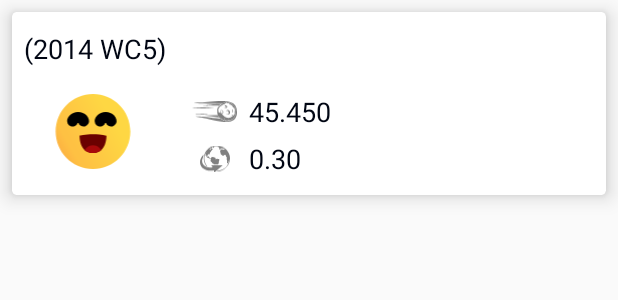
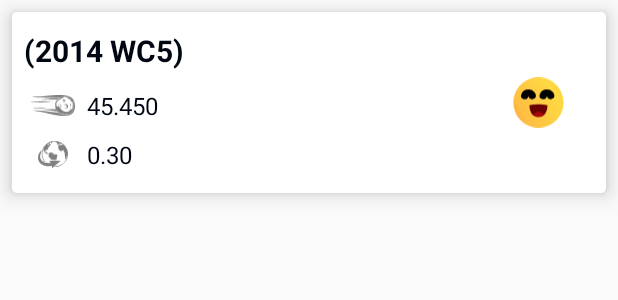
Before and after one commit to jesselima/AsteroidRadar, an Android app: the layout item_list_asteroids.xml on its own in the app's theme, with its tools: preview values and no code run, on a phone screen of 412 x 824 dp. Shown: the top 300 px of the screen. Run offline under Robolectric (Android 15) with nearby library versions, the light colour scheme and no system bars.

Commit message:
Changed: Item list layout - version 2.

```diff
--- a/app/src/main/res/layout/item_list_asteroids.xml
+++ b/app/src/main/res/layout/item_list_asteroids.xml
@@ -27,24 +27,23 @@
 
             <ImageView
                 android:id="@+id/imageIsPotentiallyHazardous"
-                android:layout_width="100dp"
+                android:layout_width="50dp"
                 android:layout_height="50dp"
-                android:layout_marginTop="4dp"
+                android:layout_marginEnd="16dp"
                 app:layout_constraintBottom_toBottomOf="parent"
-                app:layout_constraintStart_toStartOf="parent"
-                app:layout_constraintTop_toBottomOf="@+id/asteroidName"
+                app:layout_constraintEnd_toEndOf="parent"
+                app:layout_constraintTop_toTopOf="parent"
                 tools:src="@drawable/ic_emoji_friendly" />
 
             <ImageView
                 android:id="@+id/imageView"
                 android:layout_width="20dp"
                 android:layout_height="20dp"
-                android:layout_marginStart="16dp"
                 android:layout_marginTop="4dp"
                 android:layout_marginBottom="8dp"
                 app:layout_constraintBottom_toBottomOf="parent"
                 app:layout_constraintEnd_toEndOf="@+id/imageView2"
-                app:layout_constraintStart_toEndOf="@+id/imageIsPotentiallyHazardous"
+                app:layout_constraintStart_toStartOf="@+id/imageView2"
                 app:layout_constraintTop_toBottomOf="@+id/imageView2"
                 app:srcCompat="@drawable/ic_globe" />
 
@@ -52,10 +51,11 @@
                 android:id="@+id/imageView2"
                 android:layout_width="30dp"
                 android:layout_height="30dp"
-                android:layout_marginStart="16dp"
+                android:layout_marginStart="8dp"
+                android:layout_marginTop="8dp"
                 android:layout_marginBottom="8dp"
                 app:layout_constraintBottom_toBottomOf="@+id/imageIsPotentiallyHazardous"
-                app:layout_constraintStart_toEndOf="@+id/imageIsPotentiallyHazardous"
+                app:layout_constraintStart_toStartOf="parent"
                 app:layout_constraintTop_toBottomOf="@+id/asteroidName"
                 app:srcCompat="@drawable/ic_meteor" />
 
@@ -66,7 +66,7 @@
                 android:layout_marginTop="8dp"
                 android:layout_marginBottom="8dp"
                 android:textColor="@color/colorPrimary"
-                android:textSize="18sp"
+                android:textSize="16sp"
                 app:layout_constraintBottom_toBottomOf="@+id/imageView"
                 app:layout_constraintStart_toStartOf="@+id/textAsteroidSpeed"
                 app:layout_constraintTop_toTopOf="@+id/imageView"
@@ -80,7 +80,8 @@
                 android:layout_marginTop="8dp"
                 android:maxLines="2"
                 android:textColor="@color/colorPrimary"
-                android:textSize="18sp"
+                android:textSize="20sp"
+                android:textStyle="bold"
                 app:layout_constraintStart_toStartOf="parent"
                 app:layout_constraintTop_toTopOf="parent"
                 tools:text="(2014 WC5)" />
@@ -91,7 +92,7 @@
                 android:layout_height="wrap_content"
                 android:layout_marginStart="8dp"
                 android:textColor="@color/colorPrimary"
-                android:textSize="18sp"
+                android:textSize="16sp"
                 app:layout_constraintBottom_toBottomOf="@+id/imageView2"
                 app:layout_constraintEnd_toEndOf="parent"
                 app:layout_constraintHorizontal_bias="0.0"
```
